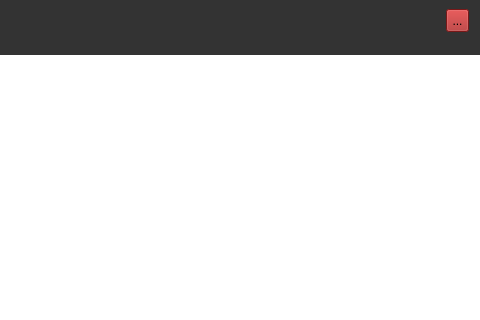
Before: the Qt Designer form ui/menu/MenuWidget.ui in Blvckout-dev/raytracer, drawn with Qt 5; both pictures show x 320 to 800 and y 0 to 320 of the 800 by 600 pixel window.
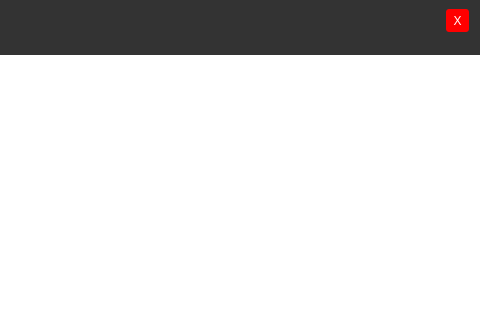
After: the same form once the commit is applied. Custom widgets are drawn as their Qt base class.

Commit message: feat(ui/menu): Adjust exitButton style to fit its purpose

Patch:
```diff
--- a/ui/menu/MenuWidget.ui
+++ b/ui/menu/MenuWidget.ui
@@ -75,10 +75,14 @@
           </sizepolicy>
          </property>
          <property name="styleSheet">
-          <string>background-color: #aa2222;</string>
+          <string notr="true">QToolButton {
+    border-radius: 3px;
+    background-color: #ff0000;
+    color: #ffffff;
+}</string>
          </property>
          <property name="text">
-          <string>...</string>
+          <string>X</string>
          </property>
         </widget>
        </widget>
```
Left out of the diff: 2 changed lines with no effect on the pictures.
